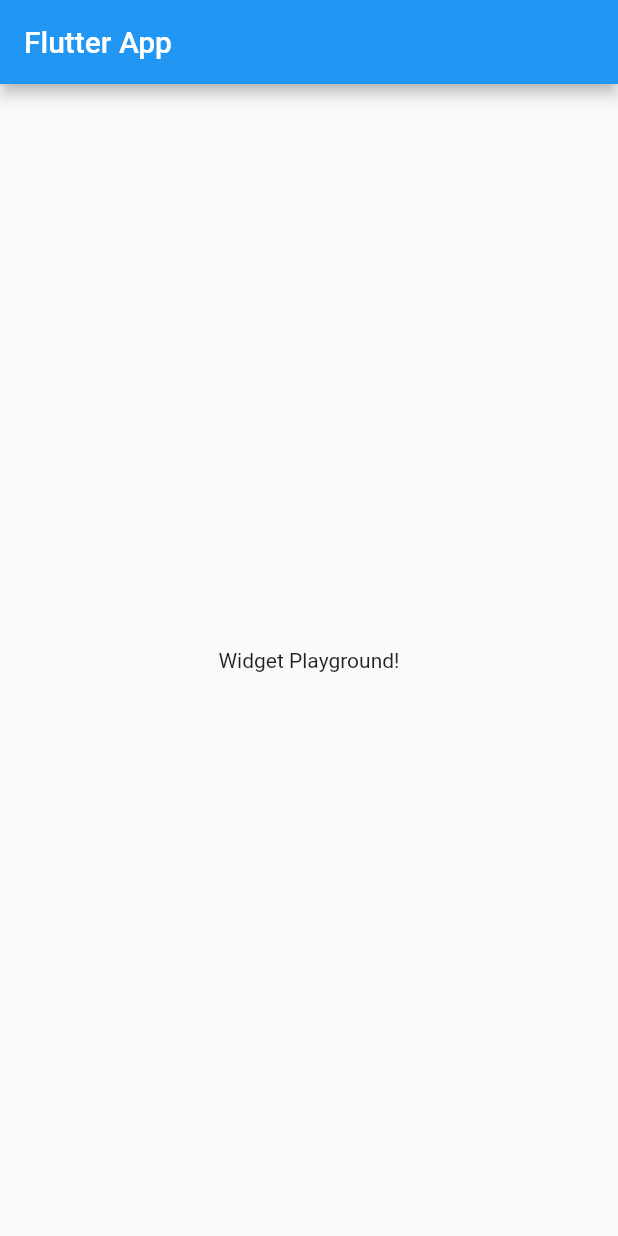
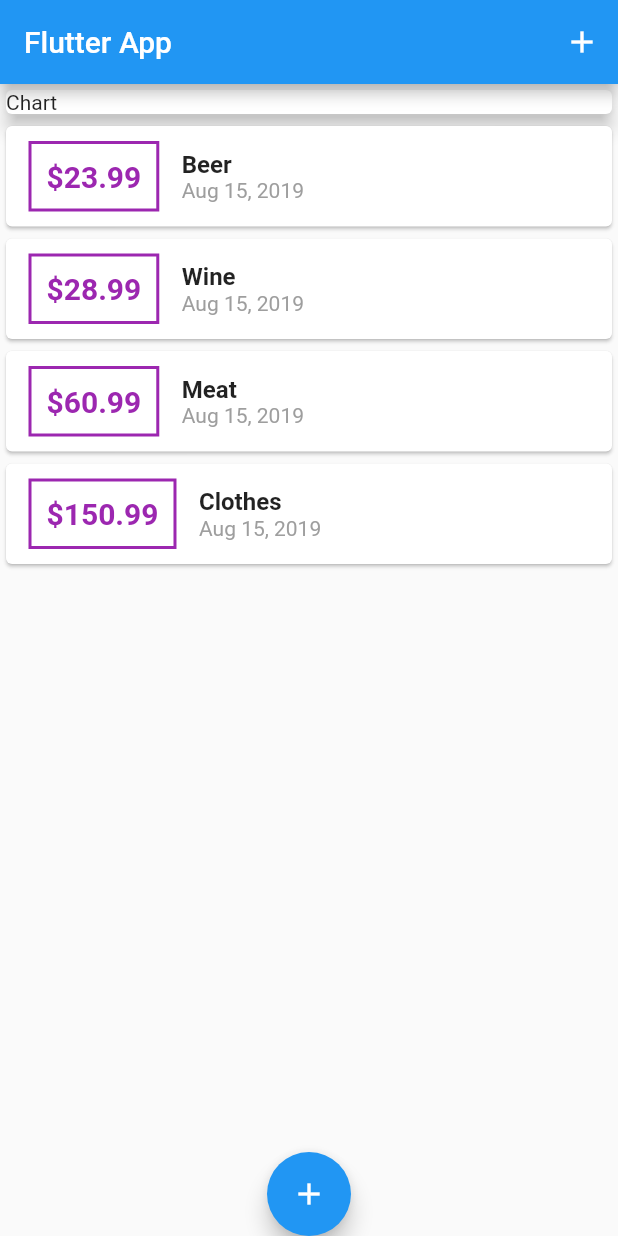
Before and after one commit to gusxavi/personal_expenses, a Flutter app: the screen it shows after launch, on a phone screen of 412 x 824 dp. Run offline on Flutter 3.47's test engine with Material 2 defaults, Android fonts, the phone set to English and light mode, and no system bars.

Commit message:
ScrollList with builder, modal and input text. Items are added to the list

```diff
--- a/lib/main.dart
+++ b/lib/main.dart
@@ -1,8 +1,13 @@
 import 'package:flutter/material.dart';
+import 'package:personal_expenses/widgets/new_transaction.dart';
+import 'widgets/transaction_list.dart';
+import 'widgets/new_transaction.dart';
 
-void main() => runApp(MyApp());
+import 'models/transaction.dart';
 
-class MyApp extends StatelessWidget {
+void main() => runApp(PersonalExpensesApp());
+
+class PersonalExpensesApp extends StatelessWidget {
   @override
   Widget build(BuildContext context) {
     return MaterialApp(
@@ -12,15 +17,76 @@ class MyApp extends StatelessWidget {
   }
 }
 
-class MyHomePage extends StatelessWidget {
+class MyHomePage extends StatefulWidget {
+  @override
+  _MyHomePageState createState() => _MyHomePageState();
+}
+
+class _MyHomePageState extends State<MyHomePage> {
+  final List<Transaction> _userTransactions = [
+    Transaction(id: '1', title: 'Beer', amount: 23.99, date: DateTime.now()),
+    Transaction(id: '2', title: 'Wine', amount: 28.99, date: DateTime.now()),
+    Transaction(id: '3', title: 'Meat', amount: 60.99, date: DateTime.now()),
+    Transaction(
+        id: '4', title: 'Clothes', amount: 150.99, date: DateTime.now()),
+  ];
+
+  void _addNewTransaction(String title, double amount) {
+    final newTx = Transaction(
+        title: title,
+        amount: amount,
+        date: DateTime.now(),
+        id: DateTime.now().toString());
+
+    setState(() {
+      _userTransactions.add(newTx);
+    });
+  }
+
+  void _startAddNewTransaction(BuildContext ctx) {
+    showModalBottomSheet(
+        context: ctx,
+        builder: (_) {
+          return GestureDetector(
+            onTap: () {},
+            child: NewTransaction(_addNewTransaction),
+            behavior: HitTestBehavior.opaque,
+          );
+        });
+  }
+
   @override
   Widget build(BuildContext context) {
     return Scaffold(
       appBar: AppBar(
         title: Text('Flutter App'),
+        actions: <Widget>[
+          IconButton(
+            icon: Icon(Icons.add),
+            onPressed: () => _startAddNewTransaction(context),
+          )
+        ],
       ),
-      body: Center(
-        child: Text('Widget Playground!'),
+      floatingActionButtonLocation: FloatingActionButtonLocation.centerDocked,
+      floatingActionButton: FloatingActionButton(
+        child: Icon(Icons.add),
+        onPressed: () => _startAddNewTransaction(context),
+      ),
+      body: SingleChildScrollView(
+        child: Column(
+          //mainAxisAlignment: MainAxisAlignment.start,
+          crossAxisAlignment: CrossAxisAlignment.stretch,
+          children: <Widget>[
+            Container(
+              width: double.infinity,
+              child: Card(
+                child: Text('Chart'),
+                elevation: 5,
+              ),
+            ),
+            TransactionList(_userTransactions),
+          ],
+        ),
       ),
     );
   }
--- /dev/null
+++ b/lib/models/transaction.dart
@@ -0,0 +1,14 @@
+import 'package:flutter/foundation.dart';
+
+class Transaction {
+  final String id;
+  final String title;
+  final double amount;
+  final DateTime date;
+
+  Transaction(
+      {@required this.id,
+      @required this.title,
+      @required this.amount,
+      @required this.date});
+}
--- /dev/null
+++ b/lib/widgets/transaction_list.dart
@@ -0,0 +1,67 @@
+import 'package:flutter/material.dart';
+import 'package:intl/intl.dart';
+
+import '../models/transaction.dart';
+
+class TransactionList extends StatelessWidget {
+  final List<Transaction> transactions;
+
+  TransactionList(this.transactions);
+
+  @override
+  Widget build(BuildContext context) {
+    return Container(
+      height: 300,
+      child: ListView.builder(
+        itemBuilder: (ctx, index) {
+          return Card(
+            child: Row(
+              children: <Widget>[
+                Container(
+                  margin: EdgeInsets.symmetric(
+                    vertical: 10,
+                    horizontal: 15,
+                  ),
+                  decoration: BoxDecoration(
+                    border: Border.all(
+                      color: Colors.purple,
+                      width: 2,
+                    ),
+                  ),
+                  padding: EdgeInsets.all(10),
+                  child: Text(
+                    '\$${transactions[index].amount.toStringAsFixed(2)}',
+                    style: TextStyle(
+                      fontWeight: FontWeight.bold,
+                      fontSize: 20,
+                      color: Colors.purple,
+                    ),
+                  ),
+                ),
+                Column(
+                  crossAxisAlignment: CrossAxisAlignment.start,
+                  children: <Widget>[
+                    Text(
+                      transactions[index].title,
+                      style: TextStyle(
+                        fontSize: 16,
+                        fontWeight: FontWeight.bold,
+                      ),
+                    ),
+                    Text(
+                      DateFormat.yMMMd().format(transactions[index].date),
+                      style: TextStyle(
+                        color: Colors.grey,
+                      ),
+                    ),
+                  ],
+                ),
+              ],
+            ),
+          );
+        },
+        itemCount: transactions.length,
+      ),
+    );
+  }
+}
```
Also changed, not shown: lib/widgets/new_transaction.dart (added, +51 -0 lines), pubspec.yaml (+1 -6 lines), 2 other files.
